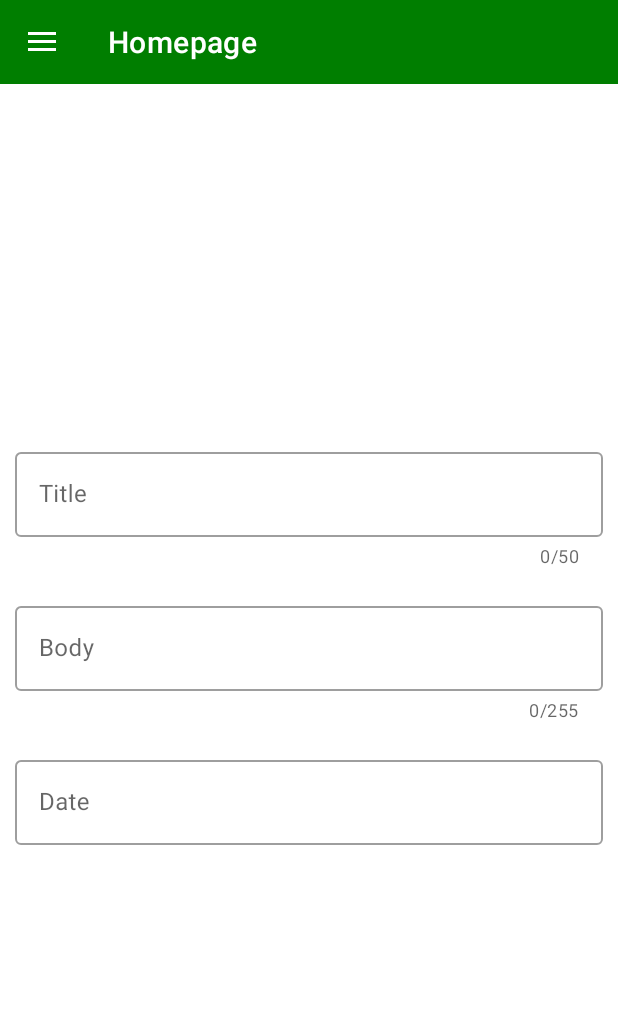
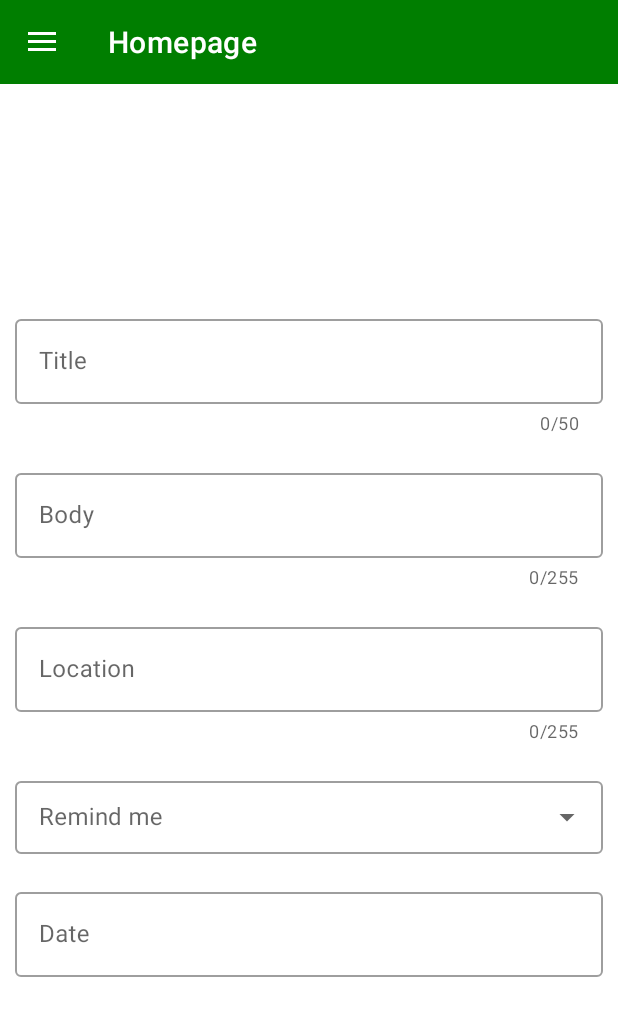
Before and after one commit to CherwinKramer/MyNotifications, an Android app: the fragment NotificationCreateFragment placed in its activity, on a phone screen of 412 x 824 dp. Shown: the top 1016 px of the screen. Run offline under Robolectric (Android 15) with nearby library versions, the phone set to English and light mode, and no system bars; libraries missing offline, so code that uses them is left out: io.objectbox; 2 statements that could not run were skipped.

Commit message:
Added dropdown menu to notification creation

```diff
--- a/app/src/main/java/nl/ckramer/mynotifications/Fragment/NotificationCreateFragment.java
+++ b/app/src/main/java/nl/ckramer/mynotifications/Fragment/NotificationCreateFragment.java
@@ -7,6 +7,8 @@ import androidx.fragment.app.Fragment;
 import android.view.LayoutInflater;
 import android.view.View;
 import android.view.ViewGroup;
+import android.widget.ArrayAdapter;
+import android.widget.AutoCompleteTextView;
 
 import nl.ckramer.mynotifications.R;
 
@@ -18,8 +20,16 @@ public class NotificationCreateFragment extends Fragment {
 
 
     @Override
-    public View onCreateView(LayoutInflater inflater, ViewGroup container,
-                             Bundle savedInstanceState) {
-        return inflater.inflate(R.layout.fragment_notification_create, container, false);
+    public View onCreateView(LayoutInflater inflater, ViewGroup container, Bundle savedInstanceState) {
+        View view = inflater.inflate(R.layout.fragment_notification_create, container, false);
+
+        String[] reminders = new String[] {"15 Minutes", "1 Hour", "6 Hours", "1 Day"};
+
+        ArrayAdapter<String> adapter = new ArrayAdapter<>(getContext(), R.layout.dropdown_item, reminders);
+
+        AutoCompleteTextView editTextFilledExposedDropdown = view.findViewById(R.id.notification_reminderSpinner);
+        editTextFilledExposedDropdown.setAdapter(adapter);
+
+        return view;
     }
 }
--- /dev/null
+++ b/app/src/main/res/layout/dropdown_item.xml
@@ -0,0 +1,8 @@
+<?xml version="1.0" encoding="utf-8"?>
+<TextView xmlns:android="http://schemas.android.com/apk/res/android"
+    android:layout_width="match_parent"
+    android:layout_height="wrap_content"
+    android:padding="16dp"
+    android:ellipsize="end"
+    android:maxLines="1"
+    android:textAppearance="?attr/textAppearanceSubtitle1"/>
--- a/app/src/main/res/layout/fragment_notification_create.xml
+++ b/app/src/main/res/layout/fragment_notification_create.xml
@@ -1,5 +1,5 @@
 <?xml version="1.0" encoding="utf-8"?>
-<RelativeLayout xmlns:android="http://schemas.android.com/apk/res/android"
+<LinearLayout xmlns:android="http://schemas.android.com/apk/res/android"
     xmlns:tools="http://schemas.android.com/tools"
     android:layout_width="match_parent"
     android:layout_height="match_parent"
@@ -33,7 +33,6 @@
         android:layout_height="wrap_content"
         android:layout_margin="10dp"
         android:hint="Body"
-        android:layout_below="@+id/notification_title_input"
         app:errorEnabled="true"
         app:counterEnabled="true"
         app:counterMaxLength="255">
@@ -49,8 +48,37 @@
         android:layout_width="match_parent"
         android:layout_height="wrap_content"
         android:layout_margin="10dp"
+        android:hint="Location"
+        app:errorEnabled="true"
+        app:counterEnabled="true"
+        app:counterMaxLength="255">
+
+        <com.google.android.material.textfield.TextInputEditText
+            android:layout_width="match_parent"
+            android:layout_height="wrap_content">
+        </com.google.android.material.textfield.TextInputEditText>
+    </com.google.android.material.textfield.TextInputLayout>
+
+    <com.google.android.material.textfield.TextInputLayout
+        style="@style/Widget.MaterialComponents.TextInputLayout.OutlinedBox.Dense.ExposedDropdownMenu"        android:layout_width="match_parent"
+        android:layout_height="wrap_content"
+        android:layout_margin="10dp"
+        android:hint="Remind me">
+
+        <AutoCompleteTextView
+            android:id="@+id/notification_reminderSpinner"
+            android:layout_width="match_parent"
+            android:layout_height="wrap_content"
+            android:editable="false"/>
+
+    </com.google.android.material.textfield.TextInputLayout>
+
+    <com.google.android.material.textfield.TextInputLayout
+        style="@style/Widget.MaterialComponents.TextInputLayout.OutlinedBox"
+        android:layout_width="match_parent"
+        android:layout_height="wrap_content"
+        android:layout_margin="10dp"
         android:hint="Date"
-        android:layout_below="@+id/notification_body_input"
         app:errorEnabled="true">
 
         <com.google.android.material.textfield.TextInputEditText
@@ -60,4 +88,4 @@
         </com.google.android.material.textfield.TextInputEditText>
     </com.google.android.material.textfield.TextInputLayout>
 
-</RelativeLayout>
+</LinearLayout>
```
